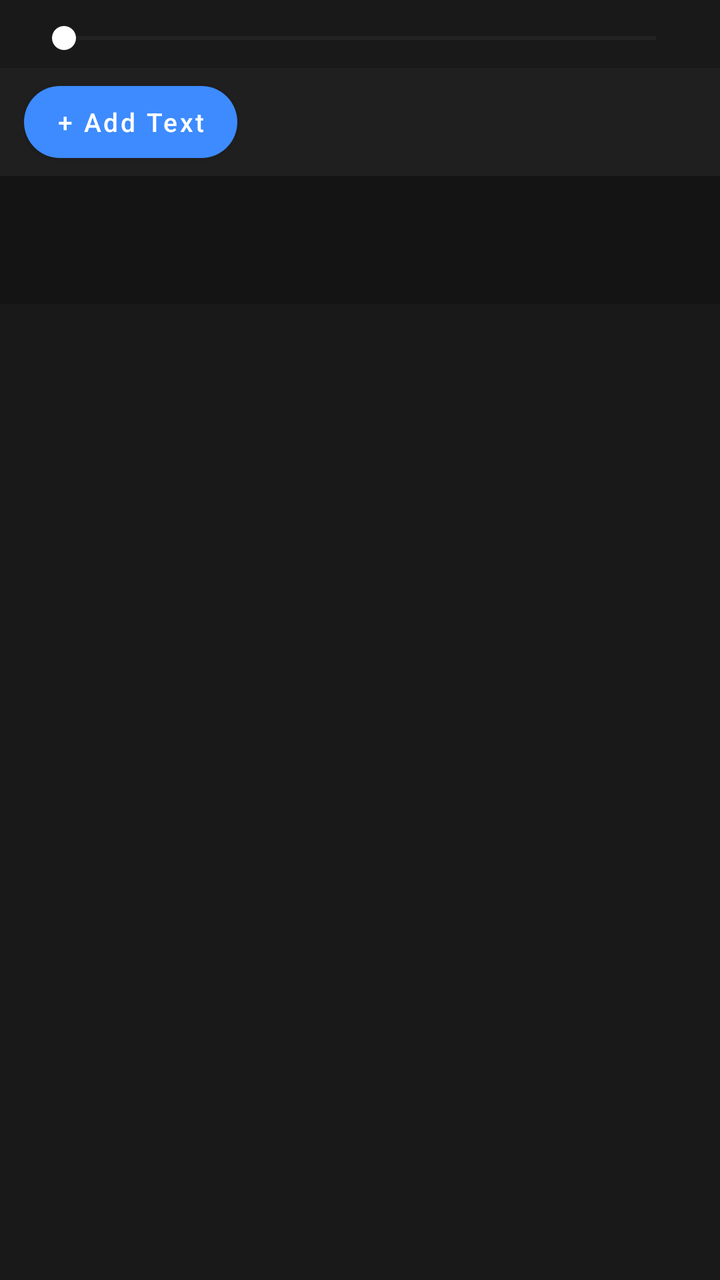
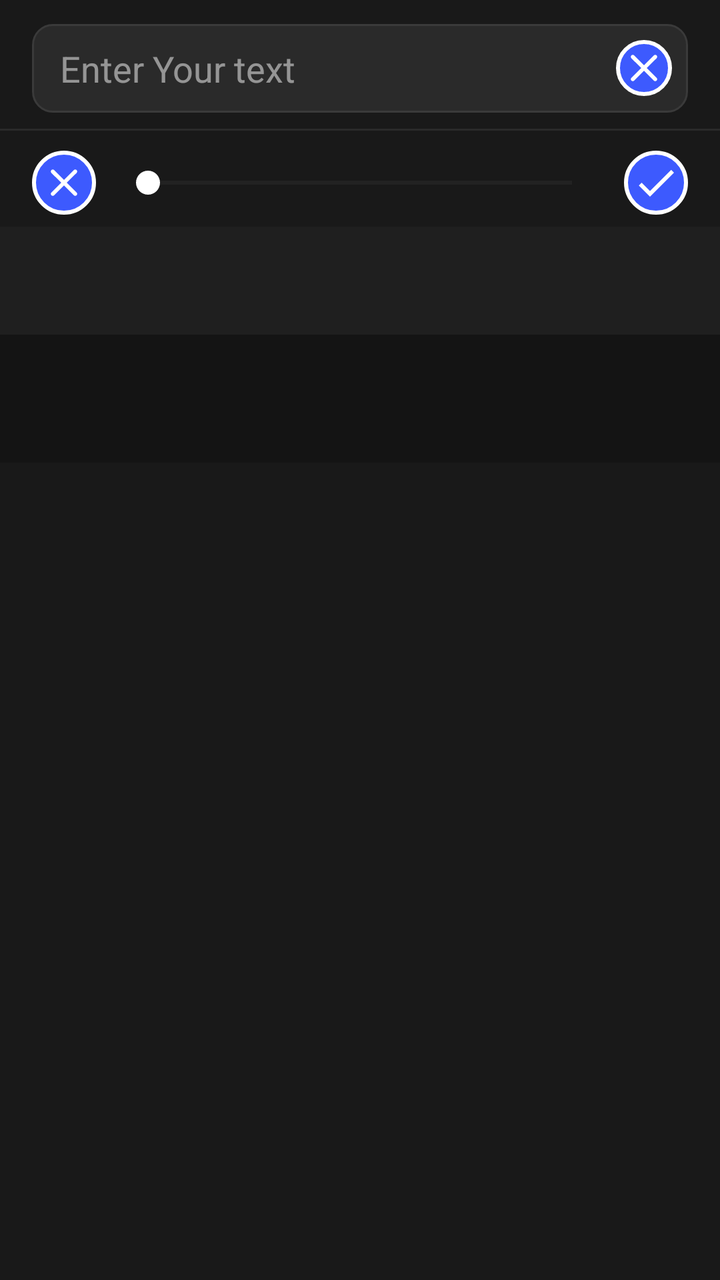

Compare the two renders of this Android layout. The source of the first and the diff that turns it into the second are given below.
<!-- AndroidManifest.xml: application theme Theme.SampleProject -->
<!-- res/layout/bottom_sheet_text_editor.xml -->
<?xml version="1.0" encoding="utf-8"?>
<LinearLayout xmlns:android="http://schemas.android.com/apk/res/android"
    xmlns:app="http://schemas.android.com/apk/res-auto"
    android:layout_width="match_parent"
    android:layout_height="wrap_content"
    android:background="#191919"
    android:orientation="vertical">


    
    <LinearLayout
        android:id="@+id/intensityContainer"
        android:layout_width="match_parent"
        android:layout_height="wrap_content"
        android:background="#191919"
        android:gravity="center_vertical"
        android:orientation="horizontal"
        android:paddingStart="16dp"
        android:paddingTop="10dp"
        android:paddingEnd="16dp"
        android:paddingBottom="6dp">

        <SeekBar
            android:id="@+id/sbTextIntensity"
            android:layout_width="match_parent"
            android:layout_height="wrap_content"
            android:max="200"
            android:progressBackgroundTint="#3A3A3A"
            android:progressTint="@android:color/white"
            android:thumbTint="@android:color/white" />
    </LinearLayout>

    
    <LinearLayout
        android:layout_width="match_parent"
        android:layout_height="54dp"
        android:background="#1F1F1F"
        android:gravity="center_vertical"
        android:orientation="horizontal"
        android:paddingStart="12dp"
        android:paddingEnd="4dp">

        <com.google.android.material.button.MaterialButton
            android:id="@+id/btnAddTextCapsule"
            style="@style/Widget.MaterialComponents.Button"
            android:layout_width="wrap_content"
            android:layout_height="36dp"
            android:layout_marginEnd="6dp"
            android:insetTop="0dp"
            android:insetBottom="0dp"
            android:text="+ Add Text"
            android:textAllCaps="false"
            android:textColor="@android:color/white"
            android:textSize="13sp"
            app:backgroundTint="#3D8BFF"
            app:cornerRadius="18dp" />

        <androidx.recyclerview.widget.RecyclerView
            android:id="@+id/rvTools"
            android:layout_width="0dp"
            android:layout_height="match_parent"
            android:layout_weight="1"
            android:clipToPadding="false"
            android:paddingStart="2dp"
            android:paddingEnd="4dp" />
    </LinearLayout>

    
    <FrameLayout
        android:id="@+id/toolContentContainer"
        android:layout_width="match_parent"
        android:layout_height="wrap_content"
        android:background="#141414"
        android:minHeight="64dp"
        android:paddingStart="16dp"
        android:paddingTop="10dp"
        android:paddingEnd="16dp"
        android:paddingBottom="10dp" />

</LinearLayout>
<!-- resources referenced by this layout -->
<resources>
  <style name="Theme.SampleProject" parent="Base.Theme.SampleProject" />
  <style name="Base.Theme.SampleProject" parent="Theme.MaterialComponents.DayNight.NoActionBar">
          <item name="colorPrimary">@color/theme_purple</item>
          <item name="colorPrimaryVariant">@color/theme_dark</item>
          <item name="colorSecondary">@color/theme_pink</item>
      </style>
  <color name="theme_purple">#A855F7</color>
  <color name="theme_dark">#111827</color>
  <color name="theme_pink">#D048AA</color>
</resources>

<!-- the commit's change to res/layout/bottom_sheet_text_editor.xml (unified diff, before → after) -->
@@ -6,6 +6,57 @@
     android:background="#191919"
     android:orientation="vertical">
 
+    
+    <LinearLayout
+        android:id="@+id/textInputContainer"
+        android:layout_width="match_parent"
+        android:layout_height="wrap_content"
+        android:background="#191919"
+        android:gravity="center_vertical"
+        android:orientation="horizontal"
+        android:paddingStart="16dp"
+        android:paddingTop="12dp"
+        android:paddingEnd="16dp"
+        android:paddingBottom="8dp">
+
+        <FrameLayout
+            android:layout_width="match_parent"
+            android:layout_height="wrap_content">
+
+            <EditText
+                android:id="@+id/etTextEditorInput"
+                android:layout_width="match_parent"
+                android:layout_height="wrap_content"
+                android:background="@drawable/bg_edit_text_box"
+                android:hint="@string/text_editor_hint"
+                android:imeOptions="actionDone"
+                android:inputType="textCapSentences|textMultiLine|textAutoCorrect"
+                android:maxLines="3"
+                android:paddingStart="14dp"
+                android:paddingTop="10dp"
+                android:paddingEnd="42dp"
+                android:paddingBottom="10dp"
+                android:textColor="@android:color/white"
+                android:textColorHint="#80FFFFFF"
+                android:textSize="18sp" />
+
+            <ImageButton
+                android:id="@+id/btnTextClear"
+                android:layout_width="28dp"
+                android:layout_height="28dp"
+                android:layout_gravity="end|center_vertical"
+                android:layout_marginEnd="8dp"
+                android:background="@drawable/bg_handle_circle"
+                android:padding="6dp"
+                android:src="@drawable/ic_cross"/>
+
+        </FrameLayout>
+    </LinearLayout>
+
+    <View
+        android:layout_width="match_parent"
+        android:layout_height="1dp"
+        android:background="#2A2A2A" />
 
     
     <LinearLayout
@@ -20,14 +71,35 @@
         android:paddingEnd="16dp"
         android:paddingBottom="6dp">
 
+        <ImageButton
+            android:id="@+id/btnTextCancel"
+            android:layout_width="32dp"
+            android:layout_height="32dp"
+            android:layout_marginEnd="10dp"
+            android:background="@drawable/bg_handle_circle"
+            android:padding="7dp"
+            android:src="@drawable/ic_cross"
+            android:contentDescription="@string/text_editor_cancel" />
+
         <SeekBar
             android:id="@+id/sbTextIntensity"
-            android:layout_width="match_parent"
+            android:layout_width="0dp"
             android:layout_height="wrap_content"
+            android:layout_weight="1"
             android:max="200"
             android:progressBackgroundTint="#3A3A3A"
             android:progressTint="@android:color/white"
             android:thumbTint="@android:color/white" />
+
+        <ImageButton
+            android:id="@+id/btnTextConfirm"
+            android:layout_width="32dp"
+            android:layout_height="32dp"
+            android:layout_marginStart="10dp"
+            android:background="@drawable/bg_handle_circle"
+            android:padding="7dp"
+            android:src="@drawable/ic_check"
+            android:contentDescription="@string/text_editor_done" />
     </LinearLayout>
 
     
@@ -40,32 +112,16 @@
         android:paddingStart="12dp"
         android:paddingEnd="4dp">
 
-        <com.google.android.material.button.MaterialButton
-            android:id="@+id/btnAddTextCapsule"
-            style="@style/Widget.MaterialComponents.Button"
-            android:layout_width="wrap_content"
-            android:layout_height="36dp"
-            android:layout_marginEnd="6dp"
-            android:insetTop="0dp"
-            android:insetBottom="0dp"
-            android:text="+ Add Text"
-            android:textAllCaps="false"
-            android:textColor="@android:color/white"
-            android:textSize="13sp"
-            app:backgroundTint="#3D8BFF"
-            app:cornerRadius="18dp" />
-
         <androidx.recyclerview.widget.RecyclerView
             android:id="@+id/rvTools"
-            android:layout_width="0dp"
+            android:layout_width="match_parent"
             android:layout_height="match_parent"
-            android:layout_weight="1"
             android:clipToPadding="false"
             android:paddingStart="2dp"
             android:paddingEnd="4dp" />
     </LinearLayout>
 
-    
+
     <FrameLayout
         android:id="@+id/toolContentContainer"
         android:layout_width="match_parent"
<!-- resource entries referenced after the edit -->
@@ -1,6 +1,53 @@
 <!-- resources referenced by this layout -->
 <resources>
+  <!-- drawable bg_edit_text_box (drawable) -->
+  <?xml version="1.0" encoding="utf-8"?>
+  <shape xmlns:android="http://schemas.android.com/apk/res/android"
+      android:shape="rectangle">
+      <solid android:color="#2A2A2A" />
+      <corners android:radius="10dp" />
+      <stroke
+          android:width="1dp"
+          android:color="#3A3A3A" />
+  </shape>
+  <!-- drawable bg_handle_circle (drawable) -->
+  <?xml version="1.0" encoding="utf-8"?>
+  <shape xmlns:android="http://schemas.android.com/apk/res/android"
+      android:shape="oval">
+      <solid android:color="@color/accent" />
+      <stroke
+          android:width="2dp"
+          android:color="@android:color/white" />
+  </shape>
+  <!-- drawable ic_check (drawable) -->
+  <?xml version="1.0" encoding="utf-8"?>
+  <vector xmlns:android="http://schemas.android.com/apk/res/android"
+      android:width="24dp"
+      android:height="24dp"
+      android:viewportWidth="24"
+      android:viewportHeight="24">
+      <path
+          android:fillColor="#FFFFFF"
+          android:pathData="M9,16.17L4.83,12l-1.42,1.41L9,19 21,7l-1.41,-1.41z"/>
+  </vector>
+  <!-- drawable ic_cross (drawable) -->
+  <vector xmlns:android="http://schemas.android.com/apk/res/android"
+      android:width="24dp"
+      android:height="24dp"
+      android:viewportWidth="24"
+      android:viewportHeight="24"
+      android:tint="#FFFFFF">
+  
+      <path
+          android:fillColor="#FFFFFF"
+          android:pathData="M18.3,5.71 C17.91,5.32 17.28,5.32 16.89,5.71 L12,10.59 L7.11,5.71 C6.72,5.32 6.09,5.32 5.7,5.71 C5.31,6.1 5.31,6.73 5.7,7.12 L10.59,12 L5.7,16.89 C5.31,17.28 5.31,17.91 5.7,18.3 C6.09,18.69 6.72,18.69 7.11,18.3 L12,13.41 L16.89,18.3 C17.28,18.69 17.91,18.69 18.3,18.3 C18.69,17.91 18.69,17.28 18.3,16.89 L13.41,12 L18.3,7.12 C18.68,6.73 18.68,6.1 18.3,5.71 Z" />
+  
+  </vector>
+  <string name="text_editor_cancel">Cancel</string>
+  <string name="text_editor_done">Done</string>
+  <string name="text_editor_hint">Enter Your text</string>
   <style name="Theme.SampleProject" parent="Base.Theme.SampleProject" />
+  <color name="accent">#3D5AFE</color>
   <style name="Base.Theme.SampleProject" parent="Theme.MaterialComponents.DayNight.NoActionBar">
           <item name="colorPrimary">@color/theme_purple</item>
           <item name="colorPrimaryVariant">@color/theme_dark</item>
